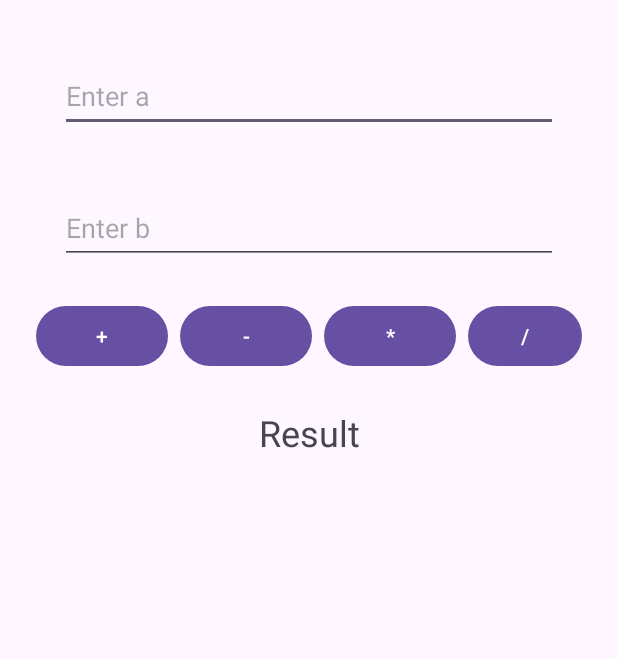
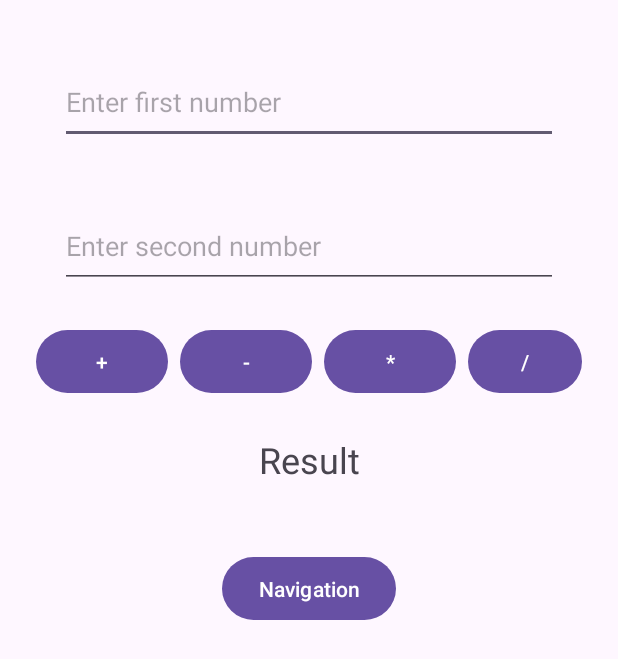
Before and after one commit to batooldshilleh/TrainingTasks, an Android app: the screen it shows after launch (MainActivity), on a phone screen of 412 x 824 dp. Shown: the top 659 px of the screen. Run offline under Robolectric (Android 15) with nearby library versions, the phone set to English and light mode, and no system bars.

Commit message:
navigation

```diff
--- a/MyApplication4/app/src/main/AndroidManifest.xml
+++ b/MyApplication4/app/src/main/AndroidManifest.xml
@@ -12,6 +12,11 @@
         android:supportsRtl="true"
         android:theme="@style/Theme.MyApplication"
         tools:targetApi="31">
+
+        <activity
+            android:name=".MainActivity2"
+            android:exported="true" />
+
         <activity
             android:name=".MainActivity"
             android:exported="true">
--- a/MyApplication4/app/src/main/java/com/example/myapplication/MainActivity.kt
+++ b/MyApplication4/app/src/main/java/com/example/myapplication/MainActivity.kt
@@ -1,5 +1,6 @@
 package com.example.myapplication
 
+import android.content.Intent
 import androidx.appcompat.app.AppCompatActivity
 import android.os.Bundle
 import android.view.View
@@ -16,46 +17,69 @@ class MainActivity : AppCompatActivity(), View.OnClickListener {
     private lateinit var etA: EditText
     private lateinit var etB: EditText
     private lateinit var resultTv: TextView
+    private lateinit var btnMove: Button
 
     override fun onCreate(savedInstanceState: Bundle?) {
         super.onCreate(savedInstanceState)
         setContentView(R.layout.activity_main)
 
-        btnAdd = findViewById(R.id.btn_add)
-        btnSub = findViewById(R.id.btn_subtraction)
-        btnMultiply = findViewById(R.id.btn_multiplication)
-        btnDivision = findViewById(R.id.btn_division)
-        etA = findViewById(R.id.et_a)
-        etB = findViewById(R.id.et_b)
-        resultTv = findViewById(R.id.result_tv)
+        btnAdd = findViewById(R.id.btnAdd)
+        btnSub = findViewById(R.id.btnSubtraction)
+        btnMultiply = findViewById(R.id.btnMultiplication)
+        btnDivision = findViewById(R.id.btnDivision)
+        etA = findViewById(R.id.etA)
+        etB = findViewById(R.id.etB)
+        resultTv = findViewById(R.id.resultTv)
+        btnMove = findViewById(R.id.nave)
         btnAdd.setOnClickListener(this)
         btnSub.setOnClickListener(this)
         btnMultiply.setOnClickListener(this)
         btnDivision.setOnClickListener(this)
+        btnMove.setOnClickListener(this)
     }
 
     override fun onClick(v: View?) {
 
-        var firstNumber = etA.text.toString().toDouble()
-        var secondNumber = etB.text.toString().toDouble()
+        var firstNumberText = etA.text.toString()
+        var firstNumber = if (firstNumberText.isNotEmpty()) firstNumberText.toDouble() else 0.0
+
+        var secondNumberText = etB.text.toString()
+        var secondNumber = if (secondNumberText.isNotEmpty()) secondNumberText.toDouble() else 0.0
+
         var result = 0.0
+
+        if (v?.id == R.id.nave) {
+            navigateToActivity2()
+            return
+        }
+
         when (v?.id) {
-            R.id.btn_add -> {
+            R.id.btnAdd -> {
                 result = firstNumber + secondNumber
             }
 
-            R.id.btn_subtraction -> {
+            R.id.btnSubtraction -> {
                 result = firstNumber - secondNumber
             }
 
-            R.id.btn_multiplication -> {
+            R.id.btnMultiplication -> {
                 result = firstNumber * secondNumber
             }
 
-            R.id.btn_division -> {
+            R.id.btnDivision -> {
                 result = firstNumber / secondNumber
             }
+
+
         }
         resultTv.text = "the result = $result"
     }
+
+
+    private inline fun navigateToActivity2() {
+        val intent = Intent(this@MainActivity, MainActivity2::class.java)
+        startActivity(intent)
+        return
+    }
+
 }
--- a/MyApplication4/app/src/main/res/layout/activity_main.xml
+++ b/MyApplication4/app/src/main/res/layout/activity_main.xml
@@ -9,62 +9,72 @@
     tools:context=".MainActivity">
 
     <EditText
-        android:id="@+id/et_a"
+        android:id="@+id/etA"
         android:layout_width="match_parent"
-        android:layout_height="wrap_content"
+        android:layout_height="56dp"
         android:layout_margin="20dp"
-        android:hint="Enter a"
-
-        android:minHeight="48dp"
-        tools:ignore="MissingConstraints,DuplicateClickableBoundsCheck"
-        tools:layout_editor_absoluteX="20dp"
-        android:autofillHints="" />
+        android:hint="@string/enterA" />
 
     <EditText
-        android:id="@+id/et_b"
+        android:id="@+id/etB"
         android:layout_width="match_parent"
-        android:layout_height="wrap_content"
+        android:layout_height="56dp"
         android:layout_margin="20dp"
-        android:hint="Enter b"
-        android:minHeight="48dp"
-        tools:ignore="MissingConstraints"
-        tools:layout_editor_absoluteX="20dp" />
+        android:hint="@string/enterB"
+         />
 <LinearLayout
     android:layout_width="match_parent"
     android:layout_height="wrap_content"
     android:orientation="horizontal">
+
     <Button
+        android:id="@+id/btnAdd"
         android:layout_width="wrap_content"
-        android:layout_height="wrap_content"
-        android:text="+"
-        android:layout_margin="4dp"
-        android:id="@+id/btn_add"></Button>
+        android:layout_height="50dp"
+        android:text="@string/add"
+        android:layout_margin="4dp" />
+
     <Button
+        android:id="@+id/btnSubtraction"
         android:layout_width="wrap_content"
-        android:layout_height="wrap_content"
-        android:text="-"
-        android:layout_margin="4dp"
-        android:id="@+id/btn_subtraction"></Button>
+        android:layout_height="50dp"
+        android:text="@string/subtraction"
+        android:layout_margin="4dp" />
+
     <Button
+        android:id="@+id/btnMultiplication"
         android:layout_width="wrap_content"
-        android:layout_height="wrap_content"
-        android:text="*"
-        android:layout_margin="4dp"
-        android:id="@+id/btn_multiplication"></Button>
+        android:layout_height="50dp"
+        android:text="@string/multiplication"
+        android:layout_margin="4dp" />
+
     <Button
+        android:id="@+id/btnDivision"
         android:layout_width="wrap_content"
-        android:layout_height="wrap_content"
-        android:text="/"
-        android:layout_margin="4dp"
-        android:id="@+id/btn_division"></Button>
+        android:layout_height="50dp"
+        android:text="@string/division"
+        android:layout_margin="4dp"/>
+
 </LinearLayout>
 
     <TextView
+        android:id="@+id/resultTv"
         android:layout_width="match_parent"
         android:layout_height="wrap_content"
-        android:text="Result"
+        android:text="@string/result"
         android:textSize="24sp"
         android:gravity="center"
-        android:id="@+id/result_tv"
-        android:layout_margin="20dp"></TextView>
+        android:layout_margin="20dp"/>
+    <LinearLayout
+        android:layout_width="match_parent"
+        android:layout_height="100dp"
+        android:orientation="vertical"
+        android:gravity="center">
+        <Button
+            android:id="@+id/nave"
+            android:layout_width="wrap_content"
+            android:layout_height="50dp"
+            android:text="@string/navigation" />
+    </LinearLayout>
+
 </LinearLayout>
--- a/MyApplication4/app/src/main/res/values/strings.xml
+++ b/MyApplication4/app/src/main/res/values/strings.xml
@@ -1,4 +1,12 @@
 <resources>
     <string name="Calculator">Calculator</string>
-
+    <string name="enterA">Enter first number</string>
+    <string name="enterB">Enter second number</string>
+    <string name="add">+</string>
+    <string name="subtraction">-</string>
+    <string name="multiplication">*</string>
+    <string name="division">/</string>
+    <string name="result">Result</string>
+    <string name="navigation">Navigation</string>
+    <string name="back">Back</string>
 </resources>
```
Also changed, not shown: MyApplication4/app/src/main/java/com/example/myapplication/MainActivity2.kt (added, +26 -0 lines), MyApplication4/app/src/main/res/layout/activity_main2.xml (added, +14 -0 lines).
